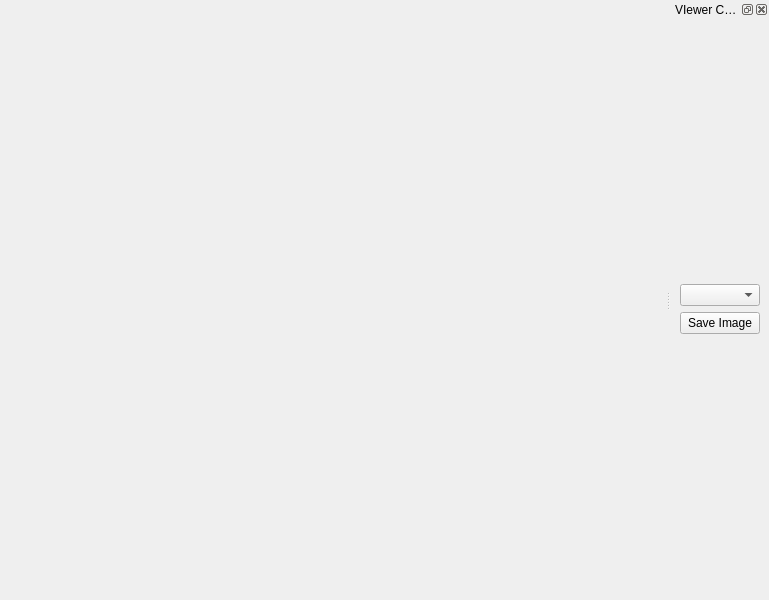
First picture: the form in form.ui, repository testkun08080/custom-embed-usdviewer, before the edit.
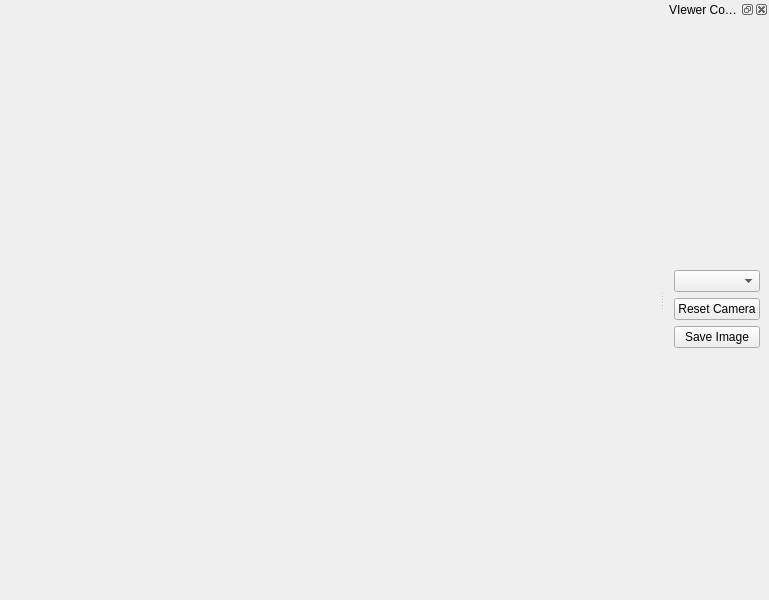
Second picture: the form after the edit.

Diff of the .ui file:
```diff
--- a/form.ui
+++ b/form.ui
@@ -64,7 +64,14 @@
         </widget>
        </item>
        <item>
-        <widget class="QPushButton" name="saveImage_Button">
+        <widget class="QPushButton" name="reset_camera_button">
+         <property name="text">
+          <string>Reset Camera</string>
+         </property>
+        </widget>
+       </item>
+       <item>
+        <widget class="QPushButton" name="save_image_button">
          <property name="text">
           <string>Save Image</string>
          </property>
```
Left out of the diff: 6 changed lines with no effect on the pictures.
